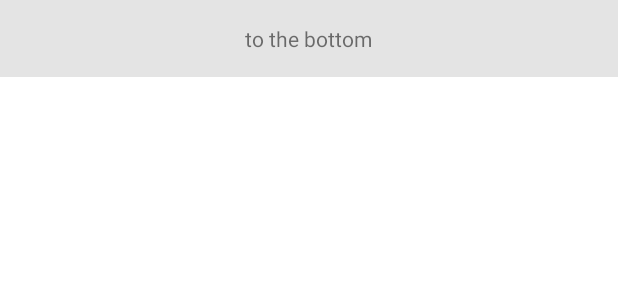
After one commit to fightwing/tw_android_train, an Android app: the layout item_bottom.xml on its own in the app's theme, with its tools: preview values and no code run, on a phone screen of 412 x 824 dp. The commit adds this screen. Shown: the top 300 px of the screen. Run offline under Robolectric (Android 15) with nearby library versions, the phone set to English and light mode, and no system bars.

Commit message:
[boyu yuan] finish multiple view type

```diff
--- /dev/null
+++ b/app/src/main/res/layout/item_bottom.xml
@@ -0,0 +1,13 @@
+<?xml version="1.0" encoding="utf-8"?>
+<FrameLayout xmlns:android="http://schemas.android.com/apk/res/android"
+    android:layout_width="match_parent"
+    android:layout_height="wrap_content"
+    android:background="@color/hint_gray">
+
+    <TextView
+        android:layout_width="wrap_content"
+        android:layout_height="wrap_content"
+        android:layout_gravity="center"
+        android:layout_margin="16dp"
+        android:text="@string/to_the_bottom" />
+</FrameLayout>
--- a/app/src/main/res/values/strings.xml
+++ b/app/src/main/res/values/strings.xml
@@ -26,6 +26,6 @@
   <string name="msg_java" translatable="false">Java</string>
   <string name="msg_recyclerview" translatable="false">Recyclerview</string>
   <string name="content_android" translatable="false">Android is a mobile operating system based on a modified version of the Linux kernel and other open source software, designed primarily for touchscreen mobile devices such as smartphones and tablets.</string>
-  <string name="content_java" translatable="false">Java is a High Level, class-based, object-oriented programming language that is designed to have as few implementation dependencies as possible.
-</string>
+  <string name="content_java" translatable="false">Java is a High Level, class-based, object-oriented programming language that is designed to have as few implementation dependencies as possible.</string>
+  <string name="to_the_bottom" translatable="false">to the bottom</string>
 </resources>
```
Also changed, not shown: app/src/main/java/com/thoughtworks/androidtrain/TweetAdapter.java (+39 -13 lines), 1 other file.
